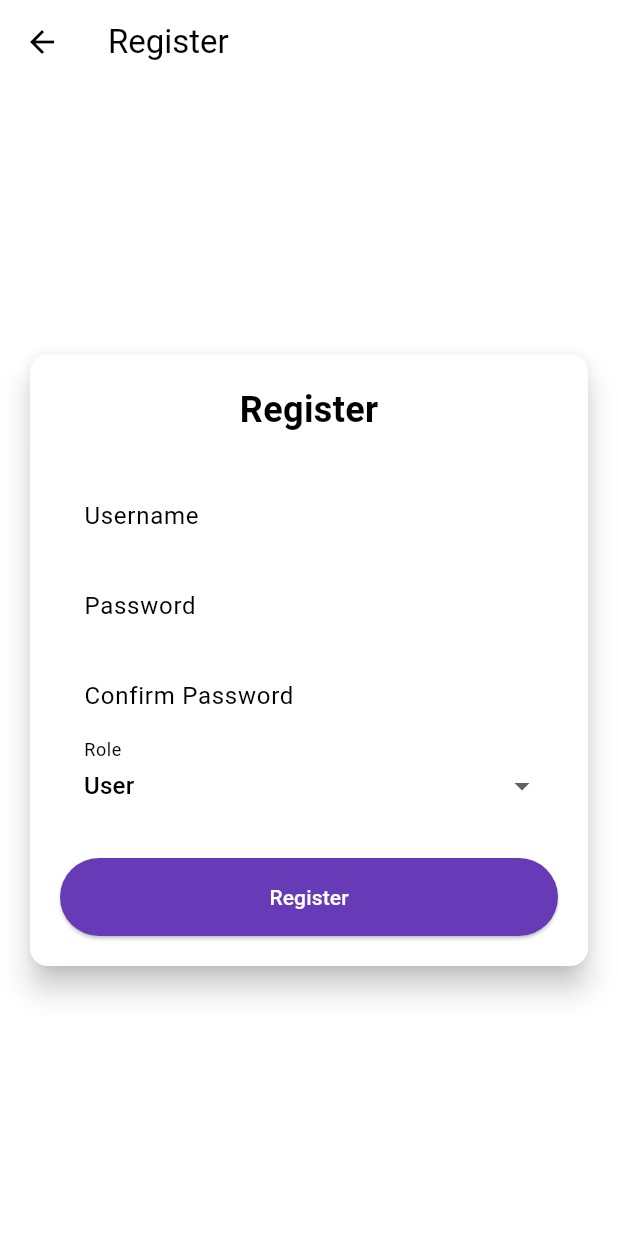
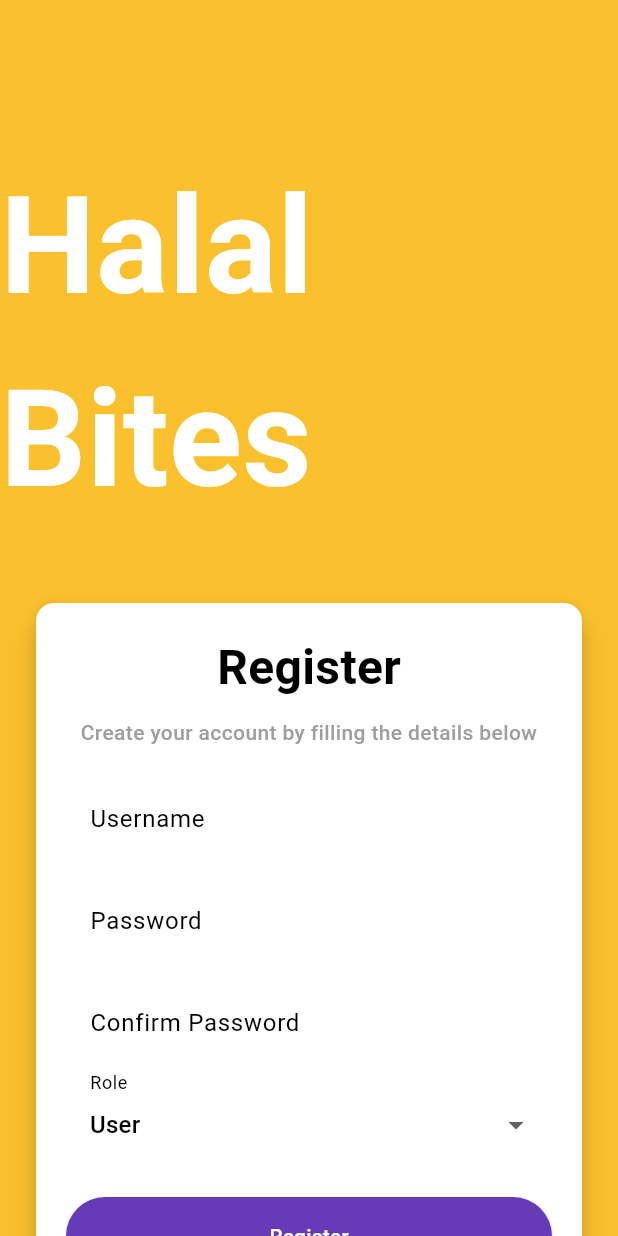
Before and after one commit to C10-PBP-24/halal-bites-mobile, a Flutter app: the RegisterPage screen opened directly, on a phone screen of 412 x 824 dp. Run offline on Flutter 3.47's test engine with Material 3 defaults, Android fonts, the phone set to English and light mode, and no system bars; missing offline and left inert: pbp_django_auth.

Commit message:
Redesaign login page dan register page

```diff
--- a/lib/auth/register.dart
+++ b/lib/auth/register.dart
@@ -12,27 +12,35 @@ class RegisterPage extends StatefulWidget {
 }
 
 class _RegisterPageState extends State<RegisterPage> {
-  final _usernameController = TextEditingController();
-  final _passwordController = TextEditingController();
-  final _confirmPasswordController = TextEditingController();
+  final TextEditingController _usernameController = TextEditingController();
+  final TextEditingController _passwordController = TextEditingController();
+  final TextEditingController _confirmPasswordController =
+      TextEditingController();
   String? _selectedRole = 'user';
 
   @override
   Widget build(BuildContext context) {
     final request = context.watch<CookieRequest>();
+
     return Scaffold(
-      appBar: AppBar(
-        title: const Text('Register'),
-        leading: IconButton(
-          icon: const Icon(Icons.arrow_back),
-          onPressed: () {
-            Navigator.pop(context);
-          },
+      body: SingleChildScrollView(
+        child: Container(
+          color: Colors.yellow[700],
+          child: Column(
+            children: [
+              Container(
+                padding: const EdgeInsets.only(top: 100, bottom: 20),
+                child: const Text(
+                  "Halal Bites",
+                  style: TextStyle(
+                    fontSize: 90,
+                    fontWeight: FontWeight.bold,
+                    color: Colors.white,
                   ),
                 ),
-      body: Center(
-        child: SingleChildScrollView(
-          padding: const EdgeInsets.all(16.0),
+              ),
+              Padding(
+                padding: const EdgeInsets.all(20.0),
                 child: Card(
                   elevation: 8,
                   shape: RoundedRectangleBorder(
@@ -41,85 +49,71 @@ class _RegisterPageState extends State<RegisterPage> {
                   child: Padding(
                     padding: const EdgeInsets.all(20.0),
                     child: Column(
-                mainAxisSize: MainAxisSize.min,
-                children: <Widget>[
+                      children: [
                         const Text(
-                    'Register',
+                          "Register",
                           style: TextStyle(
-                      fontSize: 24.0,
+                            fontSize: 32,
                             fontWeight: FontWeight.bold,
                           ),
                         ),
-                  const SizedBox(height: 30.0),
-                  TextFormField(
+                        const SizedBox(height: 10.0),
+                        const Text(
+                          "Create your account by filling the details below",
+                          style: TextStyle(
+                            fontSize: 14,
+                            fontWeight: FontWeight.w500,
+                            color: Colors.grey,
+                          ),
+                          textAlign: TextAlign.center,
+                        ),
+                        const SizedBox(height: 20.0),
+                        TextField(
                           controller: _usernameController,
                           decoration: const InputDecoration(
                             labelText: 'Username',
                             hintText: 'Enter your username',
                             border: OutlineInputBorder(
-                        borderRadius: BorderRadius.all(Radius.circular(12.0)),
+                              borderRadius:
+                                  BorderRadius.all(Radius.circular(12.0)),
                             ),
-                      contentPadding:
-                          EdgeInsets.symmetric(horizontal: 12.0, vertical: 8.0),
                           ),
-                    validator: (value) {
-                      if (value == null || value.isEmpty) {
-                        return 'Please enter your username';
-                      }
-                      return null;
-                    },
                         ),
                         const SizedBox(height: 12.0),
-                  TextFormField(
+                        TextField(
                           controller: _passwordController,
                           decoration: const InputDecoration(
                             labelText: 'Password',
                             hintText: 'Enter your password',
                             border: OutlineInputBorder(
-                        borderRadius: BorderRadius.all(Radius.circular(12.0)),
+                              borderRadius:
+                                  BorderRadius.all(Radius.circular(12.0)),
                             ),
-                      contentPadding:
-                          EdgeInsets.symmetric(horizontal: 12.0, vertical: 8.0),
                           ),
                           obscureText: true,
-                    validator: (value) {
-                      if (value == null || value.isEmpty) {
-                        return 'Please enter your password';
-                      }
-                      return null;
-                    },
                         ),
                         const SizedBox(height: 12.0),
-                  TextFormField(
+                        TextField(
                           controller: _confirmPasswordController,
                           decoration: const InputDecoration(
                             labelText: 'Confirm Password',
                             hintText: 'Confirm your password',
                             border: OutlineInputBorder(
-                        borderRadius: BorderRadius.all(Radius.circular(12.0)),
+                              borderRadius:
+                                  BorderRadius.all(Radius.circular(12.0)),
                             ),
-                      contentPadding:
-                          EdgeInsets.symmetric(horizontal: 12.0, vertical: 8.0),
                           ),
                           obscureText: true,
-                    validator: (value) {
-                      if (value == null || value.isEmpty) {
-                        return 'Please confirm your password';
-                      }
-                      return null;
-                    },
                         ),
                         const SizedBox(height: 12.0),
-                  // Dropdown for role selection
                         DropdownButtonFormField<String>(
                           value: _selectedRole,
                           decoration: const InputDecoration(
                             labelText: 'Role',
                             border: OutlineInputBorder(
-                        borderRadius: BorderRadius.all(Radius.circular(12.0)),
+                              borderRadius:
+                                  BorderRadius.all(Radius.circular(12.0)),
                             ),
-                      contentPadding:
-                          EdgeInsets.symmetric(horizontal: 12.0, vertical: 8.0),
                           ),
                           items: const [
                             DropdownMenuItem(
@@ -136,31 +130,24 @@ class _RegisterPageState extends State<RegisterPage> {
                               _selectedRole = newValue;
                             });
                           },
-                    validator: (value) {
-                      if (value == null || value.isEmpty) {
-                        return 'Please select a role';
-                      }
-                      return null;
-                    },
                         ),
-                  const SizedBox(height: 24.0),
+                        const SizedBox(height: 20.0),
                         ElevatedButton(
                           onPressed: () async {
                             String username = _usernameController.text;
                             String password1 = _passwordController.text;
-                      String password2 = _confirmPasswordController.text;
+                            String password2 =
+                                _confirmPasswordController.text;
 
-                      // Cek kredensial
-                      // TODO: Ganti URL dan jangan lupa tambahkan trailing slash (/) di akhir URL!
-                      // Untuk menyambungkan Android emulator dengan Django pada localhost,
-                      // gunakan URL http://10.0.2.2/
                             final response = await request.postJson(
                               "http://127.0.0.1:8000/auth/register-flutter/",
                               jsonEncode({
                                 "username": username,
                                 "password1": password1,
                                 "password2": password2,
-                          }));
+                              }),
+                            );
+
                             if (context.mounted) {
                               if (response['status'] == 'success') {
                                 ScaffoldMessenger.of(context).showSnackBar(
@@ -171,7 +158,8 @@ class _RegisterPageState extends State<RegisterPage> {
                                 Navigator.pushReplacement(
                                   context,
                                   MaterialPageRoute(
-                                builder: (context) => const LoginPage()),
+                                      builder: (context) =>
+                                          const LoginPage()),
                                 );
                               } else {
                                 ScaffoldMessenger.of(context).showSnackBar(
@@ -184,17 +172,41 @@ class _RegisterPageState extends State<RegisterPage> {
                           },
                           style: ElevatedButton.styleFrom(
                             foregroundColor: Colors.white,
-                      minimumSize: Size(double.infinity, 50),
-                      backgroundColor: Theme.of(context).colorScheme.primary,
-                      padding: const EdgeInsets.symmetric(vertical: 16.0),
+                            minimumSize: const Size(double.infinity, 50),
+                            backgroundColor:
+                                Theme.of(context).colorScheme.primary,
+                            padding: const EdgeInsets.symmetric(
+                                vertical: 16.0),
                           ),
                           child: const Text('Register'),
+                        ),
+                        const SizedBox(height: 20.0),
+                        GestureDetector(
+                          onTap: () {
+                            Navigator.pushReplacement(
+                              context,
+                              MaterialPageRoute(
+                                  builder: (context) =>
+                                      const LoginPage()),
+                            );
+                          },
+                          child: const Text(
+                            'Already have an account? Login',
+                            style: TextStyle(
+                              fontSize: 14.0,
+                              fontWeight: FontWeight.w500,
+                              color: Colors.deepPurple,
+                            ),
+                          ),
                         ),
                       ],
                     ),
                   ),
                 ),
               ),
+            ],
+          ),
+        ),
       ),
     );
   }
```
Also changed, not shown: lib/auth/login.dart (+50 -36 lines). Lines whose indentation alone changed are shown as unchanged.
